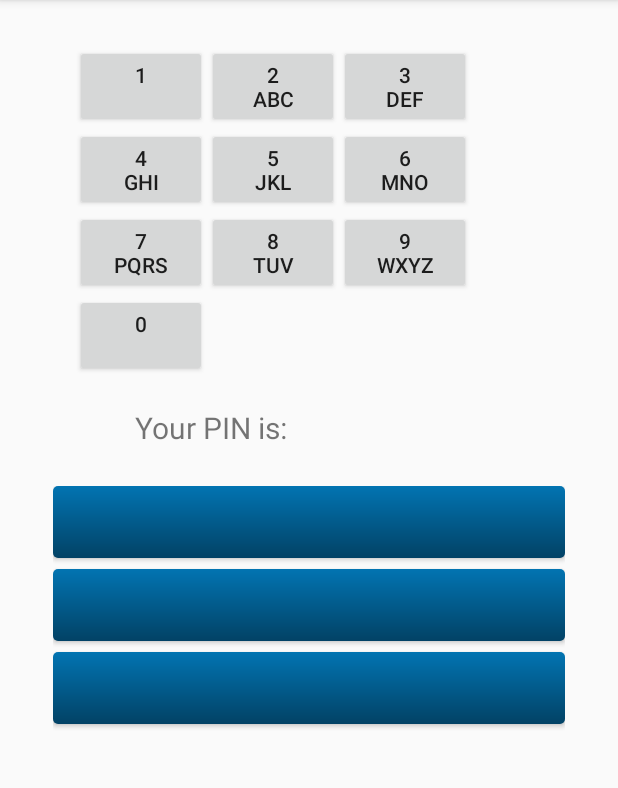
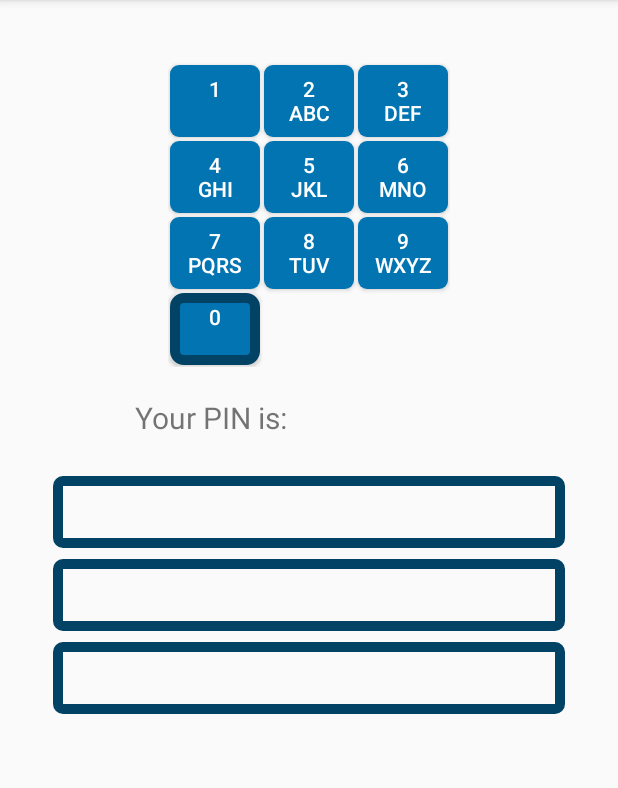
Before and after one commit to SecUSo/privacy-friendly-pin-mnemonic, an Android app: the ShowHintActivity screen opened directly, with no data from a screen before it, on a phone screen of 412 x 824 dp, the part 84-872 px from its top. Run offline under Robolectric (Android 15) with nearby library versions, the light colour scheme and no system bars; libraries missing offline, so code that uses them is left out: de.tudarmstadt.informatik; 5 statements that could not run were skipped.

Commit message:
Numpad redesign

```diff
--- a/app/src/main/java/de/tudarmstadt/informatik/secuso/privacyfriendlypin/ShowHintActivity.java
+++ b/app/src/main/java/de/tudarmstadt/informatik/secuso/privacyfriendlypin/ShowHintActivity.java
@@ -5,9 +5,12 @@ import android.graphics.Color;
 import android.graphics.drawable.ColorDrawable;
 import android.os.Bundle;
 import android.support.v7.app.ActionBarActivity;
+import android.util.Log;
 import android.view.Menu;
 import android.view.MenuItem;
+import android.view.View;
 import android.view.WindowManager;
+import android.widget.Button;
 import android.widget.TextView;
 
 import de.tudarmstadt.informatik.secuso.privacyfriendlypin.pinhelpers.CheckPin;
@@ -33,6 +36,24 @@ public class ShowHintActivity extends ActionBarActivity {
         android.support.v7.app.ActionBar actionBar = getSupportActionBar();
         actionBar.setDisplayHomeAsUpEnabled(true);
         actionBar.setBackgroundDrawable(new ColorDrawable(Color.parseColor("#024265")));
+
+        //Buttons
+        final Button[] numpad = new Button[10];
+        numpad[0] = (Button) findViewById(R.id.button_zero_hint);
+        numpad[1] = (Button) findViewById(R.id.button_one_hint);
+        numpad[2] = (Button) findViewById(R.id.button_two_hint);
+        numpad[3] = (Button) findViewById(R.id.button_three_hint);
+        numpad[4] = (Button) findViewById(R.id.button_four_hint);
+        numpad[5] = (Button) findViewById(R.id.button_five_hint);
+        numpad[6] = (Button) findViewById(R.id.button_six_hint);
+        numpad[7] = (Button) findViewById(R.id.button_seven_hint);
+        numpad[8] = (Button) findViewById(R.id.button_eight_hint);
+        numpad[9] = (Button) findViewById(R.id.button_nine_hint);
+
+        for (int i = 0; i < 4; i++) {
+            int position = Integer.parseInt(Character.toString(pin.charAt(i)));
+            numpad[position].setBackgroundResource(R.drawable.hint_numpad_highlighted);
+        }
 
         CheckPin checkPin = new CheckPin(pin, getBaseContext());
 
@@ -68,7 +89,5 @@ public class ShowHintActivity extends ActionBarActivity {
         }
     }
 
-    public void changeButtonColor(){
 
-    }
 }
--- /dev/null
+++ b/app/src/main/res/drawable/hint_numpad_highlighted.xml
@@ -0,0 +1,11 @@
+<?xml version="1.0" encoding="utf-8"?>
+<shape xmlns:android="http://schemas.android.com/apk/res/android"
+    android:shape="rectangle">
+    <gradient
+        android:endColor="@color/lightblue"
+        android:startColor="@color/lightblue" />
+    <corners android:radius="6dp" />
+    <stroke
+        android:width="10px"
+        android:color="@color/darkblue" />
+</shape>
--- a/app/src/main/res/drawable/hints_display.xml
+++ b/app/src/main/res/drawable/hints_display.xml
@@ -1,8 +1,9 @@
 <?xml version="1.0" encoding="utf-8"?>
 <shape xmlns:android="http://schemas.android.com/apk/res/android"
     android:shape="rectangle">
-    <gradient android:startColor="@color/lightblue"
-        android:endColor="@color/darkblue"
+    <gradient android:startColor="@color/transparent"
+        android:endColor="@color/transparent"
         android:angle="270" />
     <corners android:radius="3dp" />
+    <stroke android:width="10px" android:color="@color/darkblue" />
 </shape>
--- /dev/null
+++ b/app/src/main/res/drawable/hints_numpad.xml
@@ -0,0 +1,6 @@
+<?xml version="1.0" encoding="utf-8"?>
+    <shape xmlns:android="http://schemas.android.com/apk/res/android" android:shape="rectangle"
+    >
+        <gradient android:endColor="@color/lightblue" android:startColor="@color/lightblue" />
+        <corners android:radius="6dp" />
+    </shape>
--- a/app/src/main/res/layout/activity_show_hint.xml
+++ b/app/src/main/res/layout/activity_show_hint.xml
@@ -9,63 +9,103 @@
         android:layout_width="wrap_content"
         android:layout_height="wrap_content"
         android:layout_gravity="center"
-        android:layout_marginLeft="50dp"
-        android:layout_marginStart="50dp"
-        android:layout_marginTop="30dp"
+        android:layout_marginTop="42dp"
         android:columnCount="3"
-        android:orientation="horizontal">
+        android:orientation="horizontal"
+        android:layout_alignParentTop="true"
+        android:layout_centerHorizontal="true">
 
         <Button
             android:id="@+id/button_one_hint"
-            android:text="1&#10;" />
+            android:layout_width="60dp"
+            android:layout_margin="1dp"
+            android:background="@drawable/hints_numpad"
+            android:text="1&#10;"
+            android:textColor="@color/white" />
 
         <Button
             android:id="@+id/button_two_hint"
-            android:text="2&#10;ABC" />
+            android:layout_width="60dp"
+            android:layout_margin="1dp"
+            android:background="@drawable/hints_numpad"
+            android:text="2&#10;ABC"
+            android:textColor="@color/white" />
 
         <Button
             android:id="@+id/button_three_hint"
-            android:text="3&#10;DEF" />
+            android:layout_width="60dp"
+            android:layout_margin="1dp"
+            android:background="@drawable/hints_numpad"
+            android:text="3&#10;DEF"
+            android:textColor="@color/white" />
 
         <Button
             android:id="@+id/button_four_hint"
-            android:text="4&#10;GHI" />
+            android:layout_width="60dp"
+            android:layout_margin="1dp"
+            android:background="@drawable/hints_numpad"
+            android:text="4&#10;GHI"
+            android:textColor="@color/white" />
 
         <Button
             android:id="@+id/button_five_hint"
-            android:text="5&#10;JKL" />
+            android:layout_width="60dp"
+            android:layout_margin="1dp"
+            android:background="@drawable/hints_numpad"
+            android:text="5&#10;JKL"
+            android:textColor="@color/white" />
 
         <Button
             android:id="@+id/button_six_hint"
-            android:text="6&#10;MNO" />
+            android:layout_width="60dp"
+            android:layout_margin="1dp"
+            android:background="@drawable/hints_numpad"
+            android:text="6&#10;MNO"
+            android:textColor="@color/white" />
 
         <Button
             android:id="@+id/button_seven_hint"
-            android:text="7&#10;PQRS" />
+            android:layout_width="60dp"
+            android:layout_margin="1dp"
+            android:background="@drawable/hints_numpad"
+            android:text="7&#10;PQRS"
+            android:textColor="@color/white" />
 
         <Button
             android:id="@+id/button_eight_hint"
-            android:text="8&#10;TUV" />
+            android:layout_width="60dp"
+            android:layout_margin="1dp"
+            android:background="@drawable/hints_numpad"
+            android:text="8&#10;TUV"
+            android:textColor="@color/white" />
 
         <Button
             android:id="@+id/button_nine_hint"
-            android:text="9&#10;WXYZ" />
+            android:layout_width="60dp"
+            android:layout_margin="1dp"
+            android:background="@drawable/hints_numpad"
+            android:text="9&#10;WXYZ"
+            android:textColor="@color/white" />
 
         <Button
             android:id="@+id/button_zero_hint"
-            android:text="0&#10;" />
+            android:layout_width="60dp"
+            android:layout_margin="1dp"
+            android:background="@drawable/hints_numpad"
+            android:text="0&#10;"
+            android:textColor="@color/white" />
     </GridLayout>
 
     <RelativeLayout
         android:id="@+id/show_current_pin"
         android:layout_width="wrap_content"
         android:layout_height="wrap_content"
+        android:layout_alignParentLeft="true"
+        android:layout_alignParentStart="true"
         android:layout_below="@+id/numbers"
-        android:layout_marginTop="20dp"
         android:layout_gravity="center"
-        android:layout_alignParentLeft="true"
         android:layout_marginLeft="90dp"
-        android:layout_alignParentStart="true">
+        android:layout_marginTop="20dp">
 
         <TextView
             android:id="@+id/pin_message"
@@ -107,7 +147,6 @@
             android:background="@drawable/hints_display"
             android:gravity="center"
             android:textAllCaps="false"
-            android:textColor="#ffffff"
             android:textSize="15sp" />
 
         <Button
@@ -120,7 +159,6 @@
             android:background="@drawable/hints_display"
             android:gravity="center"
             android:textAllCaps="false"
-            android:textColor="#ffffff"
             android:textSize="15sp" />
 
         <Button
@@ -133,7 +171,6 @@
             android:background="@drawable/hints_display"
             android:gravity="center"
             android:textAllCaps="false"
-            android:textColor="#ffffff"
             android:textSize="15sp" />
     </RelativeLayout>
 </RelativeLayout>
```
Also changed, not shown: app/src/main/res/layout/activity_enter_pin.xml (+52 -12 lines), app/src/main/res/values/strings.xml (+10 -10 lines).
